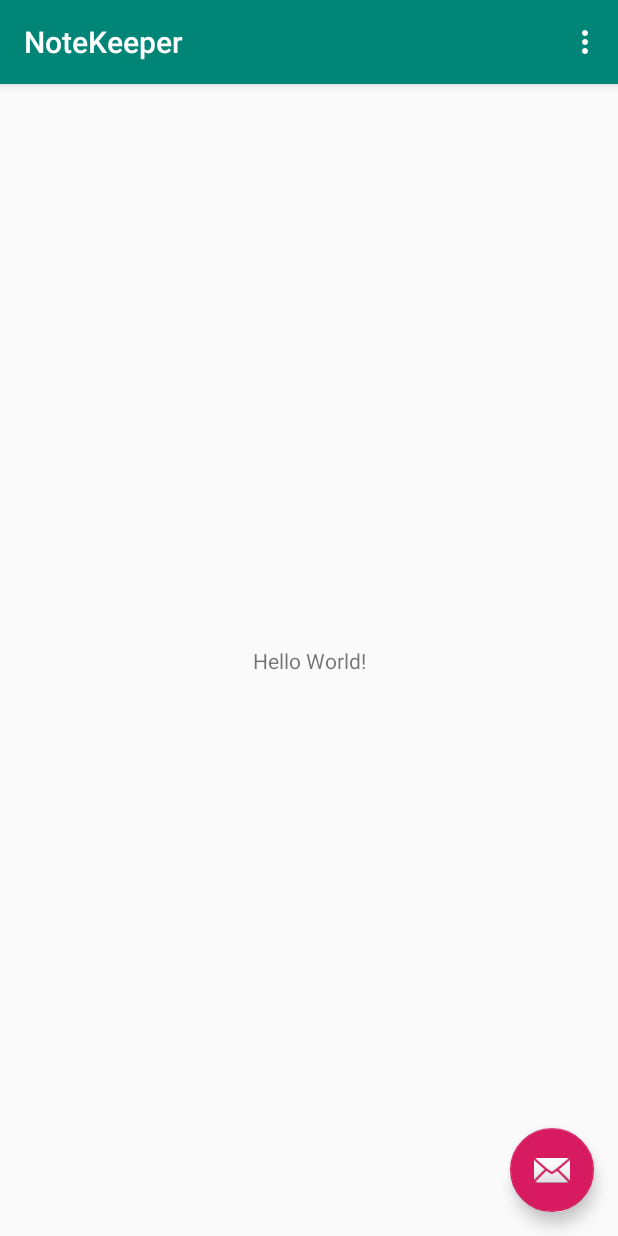
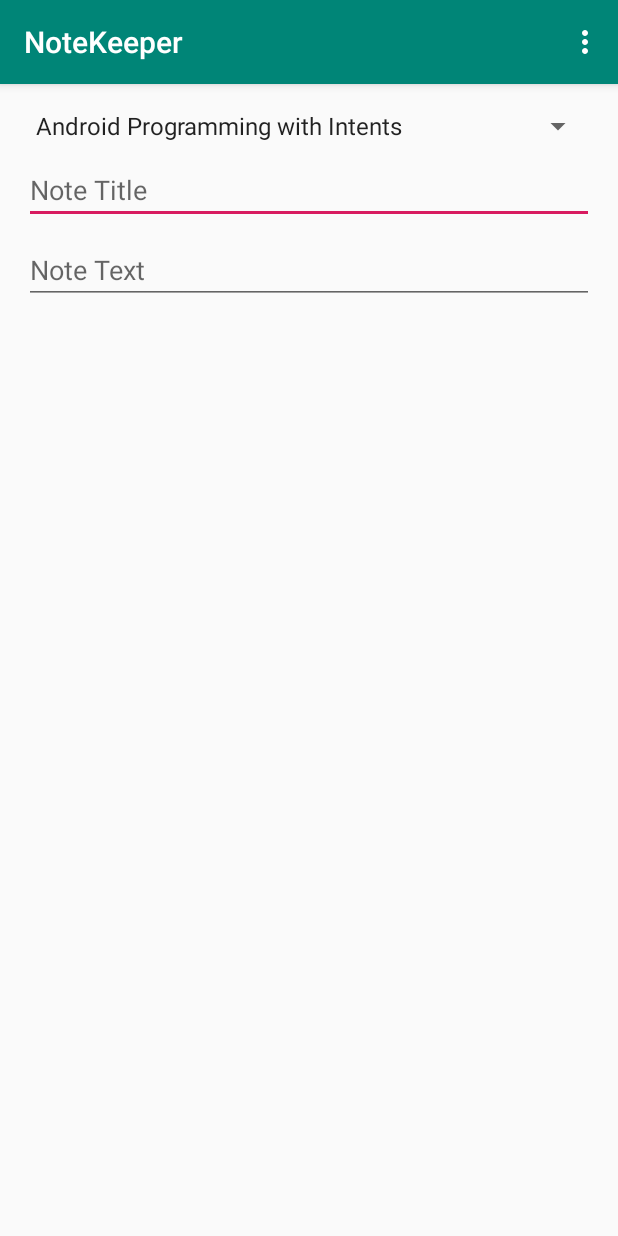
Before and after one commit to Harkirat155/AAD, an Android app: the screen it shows after launch (NoteActivity), on a phone screen of 412 x 824 dp. Run offline under Robolectric (Android 15) with nearby library versions, the phone set to English and light mode, and no system bars.

Commit message:
NoteKeeper 3.1

```diff
--- /dev/null
+++ b/NoteKeeper/app/src/main/java/com/example/harkirat155/notekeeper/CourseInfo.java
@@ -0,0 +1,79 @@
+package com.example.harkirat155.notekeeper;
+
+import android.database.Cursor;
+import android.os.Parcel;
+import android.os.Parcelable;
+
+import java.util.ArrayList;
+import java.util.List;
+/**
+ * Created by Jim.
+ */
+
+public final class CourseInfo {
+    private final String mCourseId;
+    private final String mTitle;
+    private final List<ModuleInfo> mModules;
+
+    public CourseInfo(String courseId, String title, List<ModuleInfo> modules) {
+        mCourseId = courseId;
+        mTitle = title;
+        mModules = modules;
+    }
+
+    public String getCourseId() {
+        return mCourseId;
+    }
+
+    public String getTitle() {
+        return mTitle;
+    }
+
+    public List<ModuleInfo> getModules() {
+        return mModules;
+    }
+
+    public boolean[] getModulesCompletionStatus() {
+        boolean[] status = new boolean[mModules.size()];
+
+        for(int i=0; i < mModules.size(); i++)
+            status[i] = mModules.get(i).isComplete();
+
+        return status;
+    }
+
+    public void setModulesCompletionStatus(boolean[] status) {
+        for(int i=0; i < mModules.size(); i++)
+            mModules.get(i).setComplete(status[i]);
+    }
+
+    public ModuleInfo getModule(String moduleId) {
+        for(ModuleInfo moduleInfo: mModules) {
+            if(moduleId.equals(moduleInfo.getModuleId()))
+                return moduleInfo;
+        }
+        return null;
+    }
+
+    @Override
+    public String toString() {
+        return mTitle;
+    }
+
+    @Override
+    public boolean equals(Object o) {
+        if (this == o) return true;
+        if (o == null || getClass() != o.getClass()) return false;
+
+        CourseInfo that = (CourseInfo) o;
+
+        return mCourseId.equals(that.mCourseId);
+
+    }
+
+    @Override
+    public int hashCode() {
+        return mCourseId.hashCode();
+    }
+
+}
--- /dev/null
+++ b/NoteKeeper/app/src/main/java/com/example/harkirat155/notekeeper/DataManager.java
@@ -0,0 +1,198 @@
+package com.example.harkirat155.notekeeper;
+
+import java.util.ArrayList;
+import java.util.List;
+
+/**
+ * Created by Jim.
+ */
+
+public class DataManager {
+    private static DataManager ourInstance = null;
+
+    private List<CourseInfo> mCourses = new ArrayList<>();
+    private List<NoteInfo> mNotes = new ArrayList<>();
+
+    public static DataManager getInstance() {
+        if(ourInstance == null) {
+            ourInstance = new DataManager();
+            ourInstance.initializeCourses();
+            ourInstance.initializeExampleNotes();
+        }
+        return ourInstance;
+    }
+
+    public String getCurrentUserName() {
+        return "Jim Wilson";
+    }
+
+    public String getCurrentUserEmail() {
+        return "jimw@jwhh.com";
+    }
+
+    public List<NoteInfo> getNotes() {
+        return mNotes;
+    }
+
+    public int createNewNote() {
+        NoteInfo note = new NoteInfo(null, null, null);
+        mNotes.add(note);
+        return mNotes.size() - 1;
+    }
+
+    public int findNote(NoteInfo note) {
+        for(int index = 0; index < mNotes.size(); index++) {
+            if(note.equals(mNotes.get(index)))
+                return index;
+        }
+
+        return -1;
+    }
+
+    public void removeNote(int index) {
+        mNotes.remove(index);
+    }
+
+    public List<CourseInfo> getCourses() {
+        return mCourses;
+    }
+
+    public CourseInfo getCourse(String id) {
+        for (CourseInfo course : mCourses) {
+            if (id.equals(course.getCourseId()))
+                return course;
+        }
+        return null;
+    }
+
+    public List<NoteInfo> getNotes(CourseInfo course) {
+        ArrayList<NoteInfo> notes = new ArrayList<>();
+        for(NoteInfo note:mNotes) {
+            if(course.equals(note.getCourse()))
+                notes.add(note);
+        }
+        return notes;
+    }
+
+    public int getNoteCount(CourseInfo course) {
+        int count = 0;
+        for(NoteInfo note:mNotes) {
+            if(course.equals(note.getCourse()))
+                count++;
+        }
+        return count;
+    }
+
+    private DataManager() {
+    }
+
+    //region Initialization code
+
+    private void initializeCourses() {
+        mCourses.add(initializeCourse1());
+        mCourses.add(initializeCourse2());
+        mCourses.add(initializeCourse3());
+        mCourses.add(initializeCourse4());
+    }
+
+    public void initializeExampleNotes() {
+        final DataManager dm = getInstance();
+
+        CourseInfo course = dm.getCourse("android_intents");
+        course.getModule("android_intents_m01").setComplete(true);
+        course.getModule("android_intents_m02").setComplete(true);
+        course.getModule("android_intents_m03").setComplete(true);
+        mNotes.add(new NoteInfo(course, "Dynamic intent resolution",
+                "Wow, intents allow components to be resolved at runtime"));
+        mNotes.add(new NoteInfo(course, "Delegating intents",
+                "PendingIntents are powerful; they delegate much more than just a component invocation"));
+
+        course = dm.getCourse("android_async");
+        course.getModule("android_async_m01").setComplete(true);
+        course.getModule("android_async_m02").setComplete(true);
+        mNotes.add(new NoteInfo(course, "Service default threads",
+                "Did you know that by default an Android Service will tie up the UI thread?"));
+        mNotes.add(new NoteInfo(course, "Long running operations",
+                "Foreground Services can be tied to a notification icon"));
+
+        course = dm.getCourse("java_lang");
+        course.getModule("java_lang_m01").setComplete(true);
+        course.getModule("java_lang_m02").setComplete(true);
+        course.getModule("java_lang_m03").setComplete(true);
+        course.getModule("java_lang_m04").setComplete(true);
+        course.getModule("java_lang_m05").setComplete(true);
+        course.getModule("java_lang_m06").setComplete(true);
+        course.getModule("java_lang_m07").setComplete(true);
+        mNotes.add(new NoteInfo(course, "Parameters",
+                "Leverage variable-length parameter lists"));
+        mNotes.add(new NoteInfo(course, "Anonymous classes",
+                "Anonymous classes simplify implementing one-use types"));
+
+        course = dm.getCourse("java_core");
+        course.getModule("java_core_m01").setComplete(true);
+        course.getModule("java_core_m02").setComplete(true);
+        course.getModule("java_core_m03").setComplete(true);
+        mNotes.add(new NoteInfo(course, "Compiler options",
+                "The -jar option isn't compatible with with the -cp option"));
+        mNotes.add(new NoteInfo(course, "Serialization",
+                "Remember to include SerialVersionUID to assure version compatibility"));
+    }
+
+    private CourseInfo initializeCourse1() {
+        List<ModuleInfo> modules = new ArrayList<>();
+        modules.add(new ModuleInfo("android_intents_m01", "Android Late Binding and Intents"));
+        modules.add(new ModuleInfo("android_intents_m02", "Component activation with intents"));
+        modules.add(new ModuleInfo("android_intents_m03", "Delegation and Callbacks through PendingIntents"));
+        modules.add(new ModuleInfo("android_intents_m04", "IntentFilter data tests"));
+        modules.add(new ModuleInfo("android_intents_m05", "Working with Platform Features Through Intents"));
+
+        return new CourseInfo("android_intents", "Android Programming with Intents", modules);
+    }
+
+    private CourseInfo initializeCourse2() {
+        List<ModuleInfo> modules = new ArrayList<>();
+        modules.add(new ModuleInfo("android_async_m01", "Challenges to a responsive user experience"));
+        modules.add(new ModuleInfo("android_async_m02", "Implementing long-running operations as a service"));
+        modules.add(new ModuleInfo("android_async_m03", "Service lifecycle management"));
+        modules.add(new ModuleInfo("android_async_m04", "Interacting with services"));
+
+        return new CourseInfo("android_async", "Android Async Programming and Services", modules);
+    }
+
+    private CourseInfo initializeCourse3() {
+        List<ModuleInfo> modules = new ArrayList<>();
+        modules.add(new ModuleInfo("java_lang_m01", "Introduction and Setting up Your Environment"));
+        modules.add(new ModuleInfo("java_lang_m02", "Creating a Simple App"));
+        modules.add(new ModuleInfo("java_lang_m03", "Variables, Data Types, and Math Operators"));
+        modules.add(new ModuleInfo("java_lang_m04", "Conditional Logic, Looping, and Arrays"));
+        modules.add(new ModuleInfo("java_lang_m05", "Representing Complex Types with Classes"));
+        modules.add(new ModuleInfo("java_lang_m06", "Class Initializers and Constructors"));
+        modules.add(new ModuleInfo("java_lang_m07", "A Closer Look at Parameters"));
+        modules.add(new ModuleInfo("java_lang_m08", "Class Inheritance"));
+        modules.add(new ModuleInfo("java_lang_m09", "More About Data Types"));
+        modules.add(new ModuleInfo("java_lang_m10", "Exceptions and Error Handling"));
+        modules.add(new ModuleInfo("java_lang_m11", "Working with Packages"));
+        modules.add(new ModuleInfo("java_lang_m12", "Creating Abstract Relationships with Interfaces"));
+        modules.add(new ModuleInfo("java_lang_m13", "Static Members, Nested Types, and Anonymous Classes"));
+
+        return new CourseInfo("java_lang", "Java Fundamentals: The Java Language", modules);
+    }
+
+    private CourseInfo initializeCourse4() {
+        List<ModuleInfo> modules = new ArrayList<>();
+        modules.add(new ModuleInfo("java_core_m01", "Introduction"));
+        modules.add(new ModuleInfo("java_core_m02", "Input and Output with Streams and Files"));
+        modules.add(new ModuleInfo("java_core_m03", "String Formatting and Regular Expressions"));
+        modules.add(new ModuleInfo("java_core_m04", "Working with Collections"));
+        modules.add(new ModuleInfo("java_core_m05", "Controlling App Execution and Environment"));
+        modules.add(new ModuleInfo("java_core_m06", "Capturing Application Activity with the Java Log System"));
+        modules.add(new ModuleInfo("java_core_m07", "Multithreading and Concurrency"));
+        modules.add(new ModuleInfo("java_core_m08", "Runtime Type Information and Reflection"));
+        modules.add(new ModuleInfo("java_core_m09", "Adding Type Metadata with Annotations"));
+        modules.add(new ModuleInfo("java_core_m10", "Persisting Objects with Serialization"));
+
+        return new CourseInfo("java_core", "Java Fundamentals: The Core Platform", modules);
+    }
+    //endregion
+
+}
--- /dev/null
+++ b/NoteKeeper/app/src/main/java/com/example/harkirat155/notekeeper/ModuleInfo.java
@@ -0,0 +1,61 @@
+package com.example.harkirat155.notekeeper;
+
+import android.os.Parcel;
+import android.os.Parcelable;
+
+/**
+ * Created by Jim.
+ */
+
+public final class ModuleInfo {
+    private final String mModuleId;
+    private final String mTitle;
+    private boolean mIsComplete = false;
+
+    public ModuleInfo(String moduleId, String title) {
+        this(moduleId, title, false);
+    }
+
+    public ModuleInfo(String moduleId, String title, boolean isComplete) {
+        mModuleId = moduleId;
+        mTitle = title;
+        mIsComplete = isComplete;
+    }
+
+    public String getModuleId() {
+        return mModuleId;
+    }
+
+    public String getTitle() {
+        return mTitle;
+    }
+
+    public boolean isComplete() {
+        return mIsComplete;
+    }
+
+    public void setComplete(boolean complete) {
+        mIsComplete = complete;
+    }
+
+    @Override
+    public String toString() {
+        return mTitle;
+    }
+
+    @Override
+    public boolean equals(Object o) {
+        if (this == o) return true;
+        if (o == null || getClass() != o.getClass()) return false;
+
+        ModuleInfo that = (ModuleInfo) o;
+
+        return mModuleId.equals(that.mModuleId);
+    }
+
+    @Override
+    public int hashCode() {
+        return mModuleId.hashCode();
+    }
+
+}
--- a/NoteKeeper/app/src/main/java/com/example/harkirat155/notekeeper/NoteActivity.java
+++ b/NoteKeeper/app/src/main/java/com/example/harkirat155/notekeeper/NoteActivity.java
@@ -8,6 +8,12 @@ import android.support.v7.widget.Toolbar;
 import android.view.View;
 import android.view.Menu;
 import android.view.MenuItem;
+import android.widget.ArrayAdapter;
+import android.widget.Spinner;
+
+import java.util.List;
+
+import static com.example.harkirat155.notekeeper.R.layout.support_simple_spinner_dropdown_item;
 
 public class NoteActivity extends AppCompatActivity {
 
@@ -18,14 +24,13 @@ public class NoteActivity extends AppCompatActivity {
         Toolbar toolbar = (Toolbar) findViewById(R.id.toolbar);
         setSupportActionBar(toolbar);
 
-        FloatingActionButton fab = (FloatingActionButton) findViewById(R.id.fab);
-        fab.setOnClickListener(new View.OnClickListener() {
-            @Override
-            public void onClick(View view) {
-                Snackbar.make(view, "Replace with your own action", Snackbar.LENGTH_LONG)
-                        .setAction("Action", null).show();
-            }
-        });
+        Spinner spinnerCourses = (Spinner) findViewById(R.id.spinner_courses);
+
+        List<CourseInfo> courses = DataManager.getInstance().getCourses();
+        ArrayAdapter<CourseInfo> adapterCourses =
+                new ArrayAdapter<>(this, android.R.layout.simple_spinner_item, courses);
+        adapterCourses.setDropDownViewResource(android.R.layout.simple_spinner_dropdown_item);
+        spinnerCourses.setAdapter(adapterCourses);
     }
 
     @Override
--- /dev/null
+++ b/NoteKeeper/app/src/main/java/com/example/harkirat155/notekeeper/NoteInfo.java
@@ -0,0 +1,69 @@
+package com.example.harkirat155.notekeeper;
+
+import android.os.Parcel;
+import android.os.Parcelable;
+
+/**
+ * Created by Jim.
+ */
+
+public final class NoteInfo {
+    private CourseInfo mCourse;
+    private String mTitle;
+    private String mText;
+
+    public NoteInfo(CourseInfo course, String title, String text) {
+        mCourse = course;
+        mTitle = title;
+        mText = text;
+    }
+
+    public CourseInfo getCourse() {
+        return mCourse;
+    }
+
+    public void setCourse(CourseInfo course) {
+        mCourse = course;
+    }
+
+    public String getTitle() {
+        return mTitle;
+    }
+
+    public void setTitle(String title) {
+        mTitle = title;
+    }
+
+    public String getText() {
+        return mText;
+    }
+
+    public void setText(String text) {
+        mText = text;
+    }
+
+    private String getCompareKey() {
+        return mCourse.getCourseId() + "|" + mTitle + "|" + mText;
+    }
+
+    @Override
+    public boolean equals(Object o) {
+        if (this == o) return true;
+        if (o == null || getClass() != o.getClass()) return false;
+
+        NoteInfo that = (NoteInfo) o;
+
+        return getCompareKey().equals(that.getCompareKey());
+    }
+
+    @Override
+    public int hashCode() {
+        return getCompareKey().hashCode();
+    }
+
+    @Override
+    public String toString() {
+        return getCompareKey();
+    }
+
+}
--- a/NoteKeeper/app/src/main/res/layout/activity_note.xml
+++ b/NoteKeeper/app/src/main/res/layout/activity_note.xml
@@ -22,12 +22,4 @@
 
     <include layout="@layout/content_note" />
 
-    <android.support.design.widget.FloatingActionButton
-        android:id="@+id/fab"
-        android:layout_width="wrap_content"
-        android:layout_height="wrap_content"
-        android:layout_gravity="bottom|end"
-        android:layout_margin="@dimen/fab_margin"
-        app:srcCompat="@android:drawable/ic_dialog_email" />
-
 </android.support.design.widget.CoordinatorLayout>
--- a/NoteKeeper/app/src/main/res/layout/content_note.xml
+++ b/NoteKeeper/app/src/main/res/layout/content_note.xml
@@ -2,19 +2,45 @@
 <android.support.constraint.ConstraintLayout xmlns:android="http://schemas.android.com/apk/res/android"
     xmlns:app="http://schemas.android.com/apk/res-auto"
     xmlns:tools="http://schemas.android.com/tools"
+    android:id="@+id/ConstraintLayout"
     android:layout_width="match_parent"
     android:layout_height="match_parent"
     app:layout_behavior="@string/appbar_scrolling_view_behavior"
     tools:context=".NoteActivity"
     tools:showIn="@layout/activity_note">
 
-    <TextView
-        android:layout_width="wrap_content"
+    <Spinner
+        android:id="@+id/spinner_courses"
+        android:layout_width="0dp"
         android:layout_height="wrap_content"
-        android:text="Hello World!"
-        app:layout_constraintBottom_toBottomOf="parent"
-        app:layout_constraintLeft_toLeftOf="parent"
-        app:layout_constraintRight_toRightOf="parent"
+        android:layout_marginStart="16dp"
+        android:layout_marginTop="16dp"
+        android:layout_marginEnd="16dp"
+        app:layout_constraintEnd_toEndOf="parent"
+        app:layout_constraintStart_toStartOf="parent"
         app:layout_constraintTop_toTopOf="parent" />
 
+    <EditText
+        android:id="@+id/text_note_title"
+        android:layout_width="0dp"
+        android:layout_height="wrap_content"
+        android:layout_marginTop="8dp"
+        android:ems="10"
+        android:hint="Note Title"
+        android:inputType="textMultiLine"
+        app:layout_constraintEnd_toEndOf="@+id/spinner_courses"
+        app:layout_constraintStart_toStartOf="@+id/spinner_courses"
+        app:layout_constraintTop_toBottomOf="@+id/spinner_courses" />
+
+    <EditText
+        android:id="@+id/text_note_text"
+        android:layout_width="0dp"
+        android:layout_height="wrap_content"
+        android:layout_marginTop="8dp"
+        android:ems="10"
+        android:hint="Note Text"
+        android:inputType="textMultiLine"
+        app:layout_constraintEnd_toEndOf="@+id/text_note_title"
+        app:layout_constraintStart_toStartOf="@+id/text_note_title"
+        app:layout_constraintTop_toBottomOf="@+id/text_note_title" />
 </android.support.constraint.ConstraintLayout>
```
